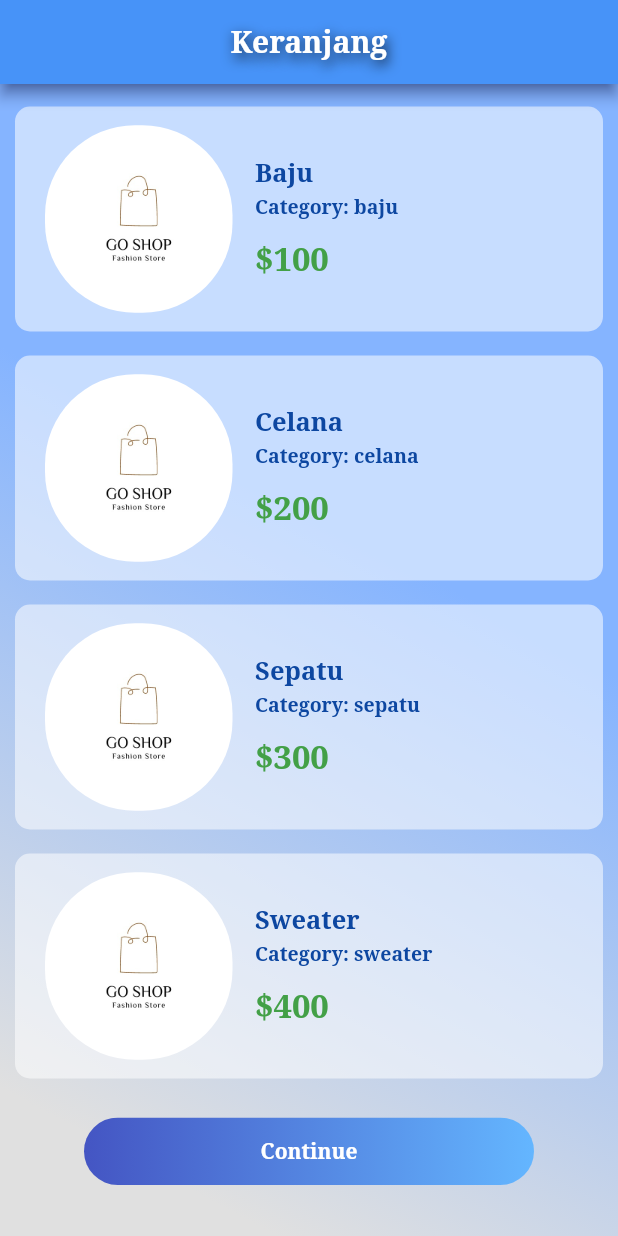
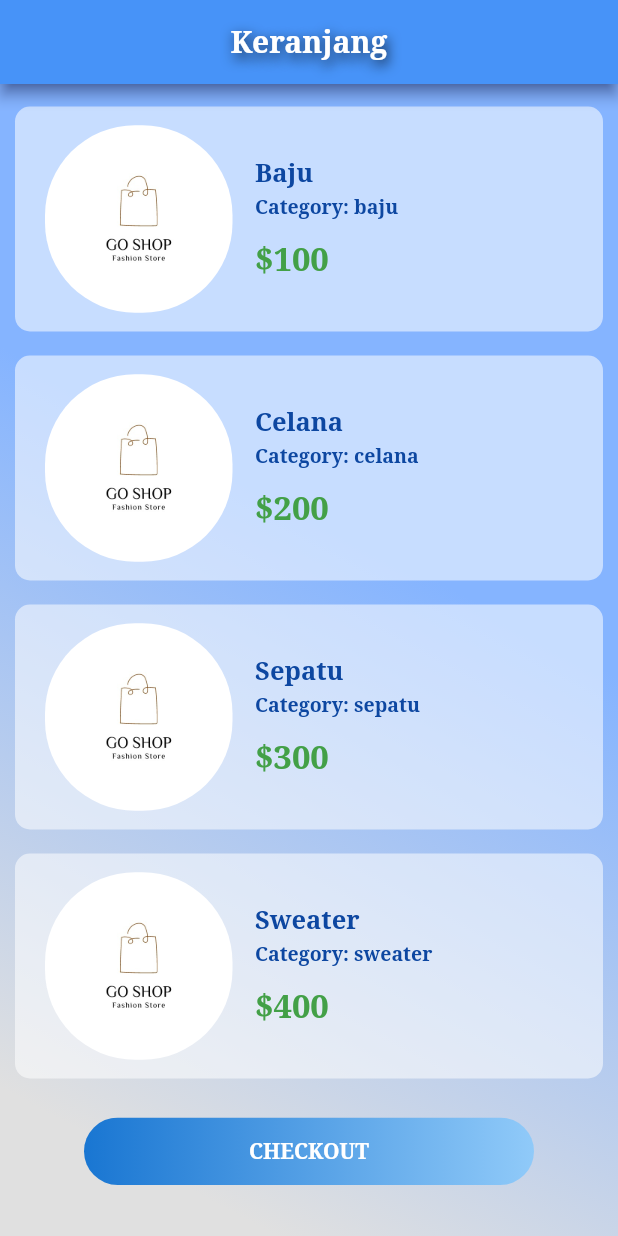
Before and after one commit to Bintangmutis/Final_project_K2, a Flutter app: the CartScreen screen opened directly, on a phone screen of 412 x 824 dp. Run offline on Flutter 3.47's test engine with Material 2 defaults, Android fonts, the phone set to English and light mode, and no system bars; our stand-ins replace animated_text_kit, flutter_lorem, fluttertoast, font_awesome_flutter, getwidget; accounts and stored records are empty.

Commit message:
Update Bintang

```diff
--- a/lib/Screens/cart_screen.dart
+++ b/lib/Screens/cart_screen.dart
@@ -24,8 +24,8 @@ class _CartScreenState extends State<CartScreen> {
         padding: const EdgeInsets.all(0.0),
         child: Ink(
           decoration: BoxDecoration(
-              gradient: const LinearGradient(
-                colors: [Color.fromARGB(255, 68, 85, 195), Color(0xff64B6FF)],
+              gradient: LinearGradient(
+                colors: [Colors.blue.shade700, Colors.blue.shade200],
                 begin: Alignment.centerLeft,
                 end: Alignment.centerRight,
               ),
@@ -34,7 +34,7 @@ class _CartScreenState extends State<CartScreen> {
             constraints: const BoxConstraints(maxWidth: 300.0, minHeight: 50.0),
             alignment: Alignment.center,
             child: const Text(
-              "Continue",
+              "CHECKOUT",
               textAlign: TextAlign.center,
               style: TextStyle(
                   color: Colors.white,
```
